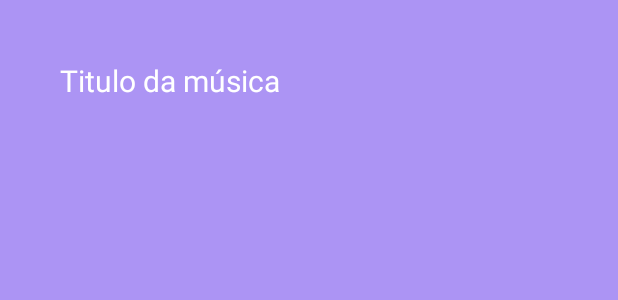
After one commit to Karol-Alves/Music_Player-APP, an Android app: the layout activity_music_player.xml on its own in the app's theme, with its tools: preview values and no code run, on a phone screen of 412 x 824 dp. The commit adds this screen. Shown: the top 300 px of the screen. Run offline under Robolectric (Android 15) with nearby library versions, the phone set to English and light mode, and no system bars.

Commit message:
adicionando classes do player

```diff
--- /dev/null
+++ b/app/src/main/res/layout/activity_music_player.xml
@@ -0,0 +1,23 @@
+<?xml version="1.0" encoding="utf-8"?>
+<RelativeLayout xmlns:android="http://schemas.android.com/apk/res/android"
+    xmlns:app="http://schemas.android.com/apk/res-auto"
+    xmlns:tools="http://schemas.android.com/tools"
+    android:id="@+id/main"
+    android:layout_width="match_parent"
+    android:layout_height="match_parent"
+    android:background="#AC94F4"
+    tools:context=".MusicPlayerActivity">
+
+    <TextView
+        android:layout_width="match_parent"
+        android:layout_height="wrap_content"
+        android:id="@+id/song_title"
+        android:text="Titulo da música"
+        android:singleLine="true"
+        android:ellipsize="marquee"
+        android:textColor="@color/white"
+        android:textSize="20dp"
+        android:layout_margin="20dp"
+        android:padding="20dp"/>
+
+</RelativeLayout>
```
Also changed, not shown: app/src/main/AndroidManifest.xml (+6 -1 lines), app/src/main/java/com/example/musicplayerapp/MusicListAdapter.java (+20 -4 lines), app/src/main/java/com/example/musicplayerapp/MusicPlayerActivity.java (added, +24 -0 lines), app/src/main/java/com/example/musicplayerapp/MyMediaPlayer.java (added, +15 -0 lines).
